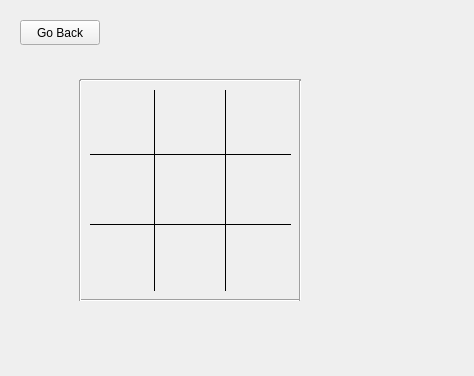
Above: TicTacToe/tictactoe.ui from mataruzz/ArcadePlayground before the change. Below: the same form after it.
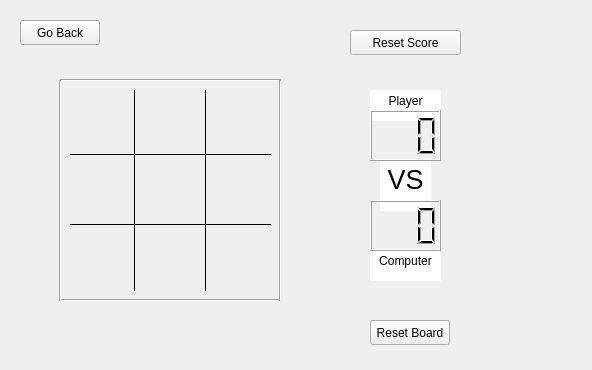
That is the form after the change. Icons and pictures are not drawn.

Commit message: Concluded main game logic - computer random move

Patch:
```diff
--- a/TicTacToe/tictactoe.ui
+++ b/TicTacToe/tictactoe.ui
@@ -9,8 +9,8 @@
    <rect>
     <x>0</x>
     <y>0</y>
-    <width>474</width>
-    <height>376</height>
+    <width>592</width>
+    <height>370</height>
    </rect>
   </property>
   <property name="focusPolicy">
@@ -38,7 +38,7 @@
   <widget class="QPushButton" name="left_top">
    <property name="geometry">
     <rect>
-     <x>90</x>
+     <x>70</x>
      <y>90</y>
      <width>60</width>
      <height>60</height>
@@ -47,6 +47,9 @@
    <property name="text">
     <string/>
    </property>
+   <property name="checkable">
+    <bool>false</bool>
+   </property>
    <property name="flat">
     <bool>true</bool>
    </property>
@@ -54,7 +57,7 @@
   <widget class="QPushButton" name="center_top">
    <property name="geometry">
     <rect>
-     <x>160</x>
+     <x>140</x>
      <y>90</y>
      <width>60</width>
      <height>60</height>
@@ -70,7 +73,7 @@
   <widget class="QPushButton" name="right_top">
    <property name="geometry">
     <rect>
-     <x>230</x>
+     <x>210</x>
      <y>90</y>
      <width>60</width>
      <height>60</height>
@@ -86,7 +89,7 @@
   <widget class="QPushButton" name="right_center">
    <property name="geometry">
     <rect>
-     <x>230</x>
+     <x>210</x>
      <y>160</y>
      <width>60</width>
      <height>60</height>
@@ -102,7 +105,7 @@
   <widget class="QPushButton" name="left_center">
    <property name="geometry">
     <rect>
-     <x>90</x>
+     <x>70</x>
      <y>160</y>
      <width>60</width>
      <height>60</height>
@@ -118,7 +121,7 @@
   <widget class="QPushButton" name="center_center">
    <property name="geometry">
     <rect>
-     <x>160</x>
+     <x>140</x>
      <y>160</y>
      <width>60</width>
      <height>60</height>
@@ -134,7 +137,7 @@
   <widget class="QPushButton" name="center_bottom">
    <property name="geometry">
     <rect>
-     <x>160</x>
+     <x>140</x>
      <y>230</y>
      <width>60</width>
      <height>60</height>
@@ -150,7 +153,7 @@
   <widget class="QPushButton" name="right_bottom">
    <property name="geometry">
     <rect>
-     <x>230</x>
+     <x>210</x>
      <y>230</y>
      <width>60</width>
      <height>60</height>
@@ -175,7 +178,7 @@
   <widget class="QPushButton" name="left_bottom">
    <property name="geometry">
     <rect>
-     <x>90</x>
+     <x>70</x>
      <y>230</y>
      <width>60</width>
      <height>60</height>
@@ -191,7 +194,7 @@
   <widget class="Line" name="vline_left">
    <property name="geometry">
     <rect>
-     <x>144</x>
+     <x>124</x>
      <y>90</y>
      <width>20</width>
      <height>201</height>
@@ -207,7 +210,7 @@
   <widget class="Line" name="vline_right">
    <property name="geometry">
     <rect>
-     <x>217</x>
+     <x>197</x>
      <y>90</y>
      <width>16</width>
      <height>201</height>
@@ -223,7 +226,7 @@
   <widget class="Line" name="hline_bottom">
    <property name="geometry">
     <rect>
-     <x>90</x>
+     <x>70</x>
      <y>214</y>
      <width>201</width>
      <height>20</height>
@@ -239,7 +242,7 @@
   <widget class="Line" name="hline_up">
    <property name="geometry">
     <rect>
-     <x>90</x>
+     <x>70</x>
      <y>146</y>
      <width>201</width>
      <height>16</height>
@@ -258,7 +261,7 @@
   <widget class="Line" name="line">
    <property name="geometry">
     <rect>
-     <x>80</x>
+     <x>60</x>
      <y>290</y>
      <width>221</width>
      <height>20</height>
@@ -271,7 +274,7 @@
   <widget class="Line" name="line_2">
    <property name="geometry">
     <rect>
-     <x>80</x>
+     <x>60</x>
      <y>70</y>
      <width>221</width>
      <height>20</height>
@@ -284,7 +287,7 @@
   <widget class="Line" name="line_3">
    <property name="geometry">
     <rect>
-     <x>290</x>
+     <x>270</x>
      <y>80</y>
      <width>20</width>
      <height>221</height>
@@ -297,7 +300,7 @@
   <widget class="Line" name="line_4">
    <property name="geometry">
     <rect>
-     <x>70</x>
+     <x>50</x>
      <y>80</y>
      <width>20</width>
      <height>221</height>
@@ -307,6 +310,185 @@
     <enum>Qt::Vertical</enum>
    </property>
   </widget>
+  <widget class="QPushButton" name="resetBoardButton">
+   <property name="geometry">
+    <rect>
+     <x>370</x>
+     <y>320</y>
+     <width>80</width>
+     <height>25</height>
+    </rect>
+   </property>
+   <property name="text">
+    <string>Reset Board</string>
+   </property>
+   <property name="default">
+    <bool>false</bool>
+   </property>
+  </widget>
+  <widget class="QLCDNumber" name="lcdPlayer">
+   <property name="geometry">
+    <rect>
+     <x>370</x>
+     <y>110</y>
+     <width>71</width>
+     <height>51</height>
+    </rect>
+   </property>
+   <property name="frameShadow">
+    <enum>QFrame::Raised</enum>
+   </property>
+   <property name="smallDecimalPoint">
+    <bool>false</bool>
+   </property>
+   <property name="digitCount">
+    <number>3</number>
+   </property>
+  </widget>
+  <widget class="QLCDNumber" name="lcdComputer">
+   <property name="geometry">
+    <rect>
+     <x>370</x>
+     <y>200</y>
+     <width>71</width>
+     <height>51</height>
+    </rect>
+   </property>
+   <property name="frameShadow">
+    <enum>QFrame::Raised</enum>
+   </property>
+   <property name="smallDecimalPoint">
+    <bool>false</bool>
+   </property>
+   <property name="digitCount">
+    <number>3</number>
+   </property>
+  </widget>
+  <widget class="QTextBrowser" name="textBrowser">
+   <property name="geometry">
+    <rect>
+     <x>380</x>
+     <y>160</y>
+     <width>51</width>
+     <height>51</height>
+    </rect>
+   </property>
+   <property name="frameShape">
+    <enum>QFrame::NoFrame</enum>
+   </property>
+   <property name="frameShadow">
+    <enum>QFrame::Plain</enum>
+   </property>
+   <property name="html">
+    <string>&lt;!DOCTYPE HTML PUBLIC &quot;-//W3C//DTD HTML 4.0//EN&quot; &quot;http://www.w3.org/TR/REC-html40/strict.dtd&quot;&gt;
+&lt;html&gt;&lt;head&gt;&lt;meta name=&quot;qrichtext&quot; content=&quot;1&quot; /&gt;&lt;meta charset=&quot;utf-8&quot; /&gt;&lt;style type=&quot;text/css&quot;&gt;
+p, li { white-space: pre-wrap; }
+hr { height: 1px; border-width: 0; }
+li.unchecked::marker { content: &quot;\2610&quot;; }
+li.checked::marker { content: &quot;\2612&quot;; }
+&lt;/style&gt;&lt;/head&gt;&lt;body style=&quot; font-family:'Noto Sans'; font-size:9pt; font-weight:400; font-style:normal;&quot;&gt;
+&lt;p align=&quot;center&quot; style=&quot; margin-top:0px; margin-bottom:0px; margin-left:0px; margin-right:0px; -qt-block-indent:0; text-indent:0px;&quot;&gt;&lt;span style=&quot; font-size:20pt;&quot;&gt;VS&lt;/span&gt;&lt;/p&gt;&lt;/body&gt;&lt;/html&gt;</string>
+   </property>
+  </widget>
+  <widget class="QTextBrowser" name="textBrowser_3">
+   <property name="geometry">
+    <rect>
+     <x>370</x>
+     <y>250</y>
+     <width>71</width>
+     <height>31</height>
+    </rect>
+   </property>
+   <property name="frameShape">
+    <enum>QFrame::NoFrame</enum>
+   </property>
+   <property name="frameShadow">
+    <enum>QFrame::Plain</enum>
+   </property>
+   <property name="html">
+    <string>&lt;!DOCTYPE HTML PUBLIC &quot;-//W3C//DTD HTML 4.0//EN&quot; &quot;http://www.w3.org/TR/REC-html40/strict.dtd&quot;&gt;
+&lt;html&gt;&lt;head&gt;&lt;meta name=&quot;qrichtext&quot; content=&quot;1&quot; /&gt;&lt;meta charset=&quot;utf-8&quot; /&gt;&lt;style type=&quot;text/css&quot;&gt;
+p, li { white-space: pre-wrap; }
+hr { height: 1px; border-width: 0; }
+li.unchecked::marker { content: &quot;\2610&quot;; }
+li.checked::marker { content: &quot;\2612&quot;; }
+&lt;/style&gt;&lt;/head&gt;&lt;body style=&quot; font-family:'Noto Sans'; font-size:9pt; font-weight:400; font-style:normal;&quot;&gt;
+&lt;p align=&quot;center&quot; style=&quot; margin-top:0px; margin-bottom:0px; margin-left:0px; margin-right:0px; -qt-block-indent:0; text-indent:0px;&quot;&gt;Computer&lt;/p&gt;&lt;/body&gt;&lt;/html&gt;</string>
+   </property>
+  </widget>
+  <widget class="QTextBrowser" name="textBrowser_4">
+   <property name="geometry">
+    <rect>
+     <x>370</x>
+     <y>90</y>
+     <width>71</width>
+     <height>31</height>
+    </rect>
+   </property>
+   <property name="frameShape">
+    <enum>QFrame::NoFrame</enum>
+   </property>
+   <property name="frameShadow">
+    <enum>QFrame::Plain</enum>
+   </property>
+   <property name="html">
+    <string>&lt;!DOCTYPE HTML PUBLIC &quot;-//W3C//DTD HTML 4.0//EN&quot; &quot;http://www.w3.org/TR/REC-html40/strict.dtd&quot;&gt;
+&lt;html&gt;&lt;head&gt;&lt;meta name=&quot;qrichtext&quot; content=&quot;1&quot; /&gt;&lt;meta charset=&quot;utf-8&quot; /&gt;&lt;style type=&quot;text/css&quot;&gt;
+p, li { white-space: pre-wrap; }
+hr { height: 1px; border-width: 0; }
+li.unchecked::marker { content: &quot;\2610&quot;; }
+li.checked::marker { content: &quot;\2612&quot;; }
+&lt;/style&gt;&lt;/head&gt;&lt;body style=&quot; font-family:'Noto Sans'; font-size:9pt; font-weight:400; font-style:normal;&quot;&gt;
+&lt;p align=&quot;center&quot; style=&quot; margin-top:0px; margin-bottom:0px; margin-left:0px; margin-right:0px; -qt-block-indent:0; text-indent:0px;&quot;&gt;Player&lt;/p&gt;&lt;/body&gt;&lt;/html&gt;</string>
+   </property>
+  </widget>
+  <widget class="QPushButton" name="resetScoreButton">
+   <property name="geometry">
+    <rect>
+     <x>350</x>
+     <y>30</y>
+     <width>111</width>
+     <height>25</height>
+    </rect>
+   </property>
+   <property name="layoutDirection">
+    <enum>Qt::LeftToRight</enum>
+   </property>
+   <property name="text">
+    <string>Reset Score</string>
+   </property>
+   <property name="icon">
+    <iconset theme="edit-clear"/>
+   </property>
+   <property name="default">
+    <bool>false</bool>
+   </property>
+  </widget>
+  <zorder>textBrowser_3</zorder>
+  <zorder>textBrowser_4</zorder>
+  <zorder>textBrowser</zorder>
+  <zorder>goBackButton</zorder>
+  <zorder>left_top</zorder>
+  <zorder>center_top</zorder>
+  <zorder>right_top</zorder>
+  <zorder>right_center</zorder>
+  <zorder>left_center</zorder>
+  <zorder>center_center</zorder>
+  <zorder>center_bottom</zorder>
+  <zorder>right_bottom</zorder>
+  <zorder>left_bottom</zorder>
+  <zorder>vline_left</zorder>
+  <zorder>vline_right</zorder>
+  <zorder>hline_bottom</zorder>
+  <zorder>hline_up</zorder>
+  <zorder>line</zorder>
+  <zorder>line_2</zorder>
+  <zorder>line_3</zorder>
+  <zorder>line_4</zorder>
+  <zorder>resetBoardButton</zorder>
+  <zorder>lcdPlayer</zorder>
+  <zorder>lcdComputer</zorder>
+  <zorder>resetScoreButton</zorder>
  </widget>
  <resources/>
  <connections/>
```
The commit also changes 8 other files.
